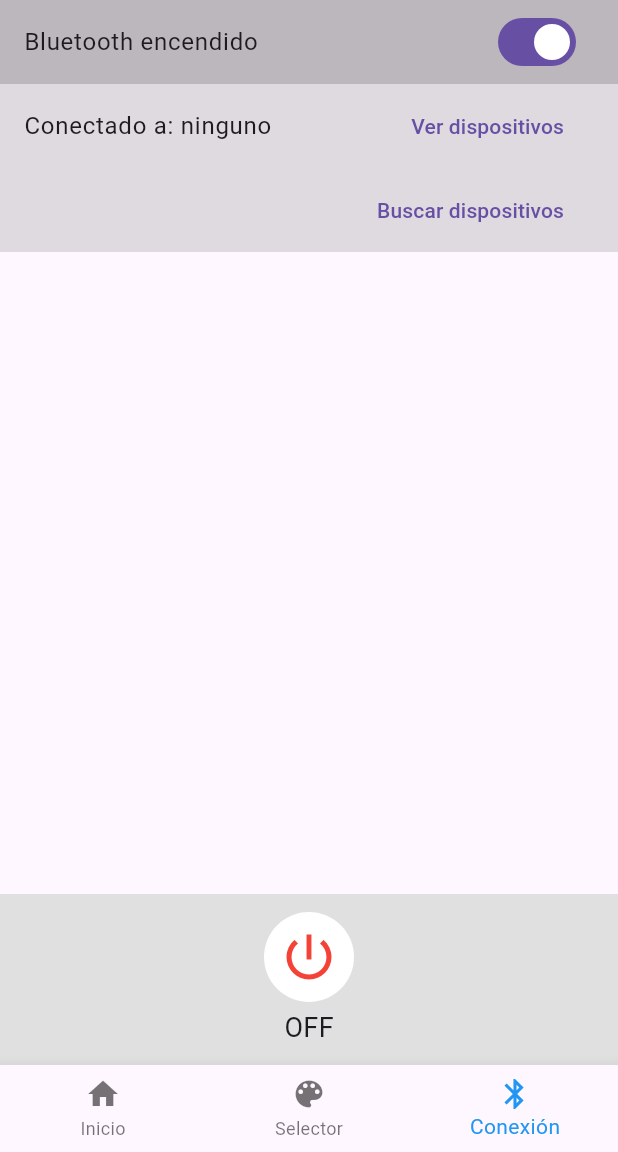
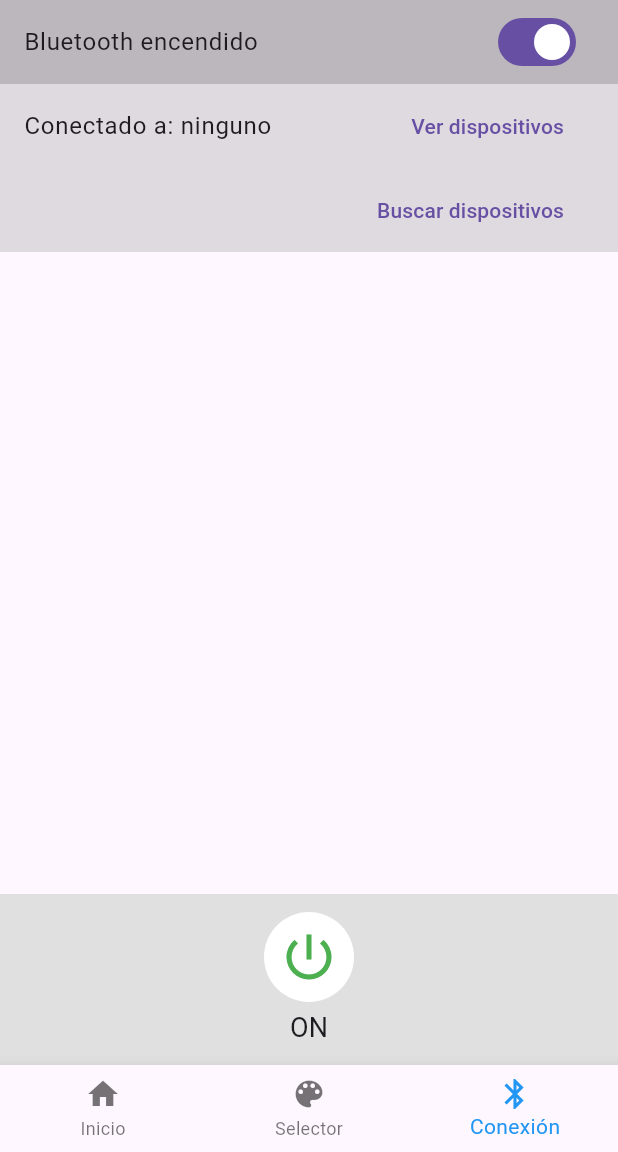
Before and after one commit to ChrisAlegria/Color-ControLED, a Flutter app: the screen it shows after launch, item 3 of the bottom bar chosen, after a tap on the "power settings new" icon, on a phone screen of 412 x 824 dp, the part 84-1236 px from its top. Run offline on Flutter 3.47's test engine with Material 3 defaults, Android fonts, the phone set to English and light mode, and no system bars; our stand-ins replace flutter_blue, flutter_bluetooth_serial, permission_handler, shared_preferences; missing offline and left inert: flutter_circle_color_picker.

Commit message:
Fix: On/Off Button

```diff
--- a/lib/Pages/devices_screen.dart
+++ b/lib/Pages/devices_screen.dart
@@ -325,14 +325,14 @@ class _DevicesScreenState extends State<DevicesScreen> {
 
   Widget _buttons(BluetoothConection bluetoothConnection) {
     bool _isOn = false;
-    Color _buttonColor = Colors.red;
-    String _buttonText = 'OFF';
+    Color _buttonColor = Colors.green; // Cambiado a verde
+    String _buttonText = 'ON';
 
     void _toggleState() {
       setState(() {
         _isOn = !_isOn;
-        _buttonColor = _isOn ? Colors.blue : Colors.red;
-        _buttonText = _isOn ? 'ON' : 'OFF';
+        _buttonColor = _isOn ? Colors.blue : Colors.green;
+        _buttonText = _isOn ? 'OFF' : 'ON';
         // Envía el comando correspondiente al estado del botón
         if (_isOn) {
           bluetoothConnection
```
